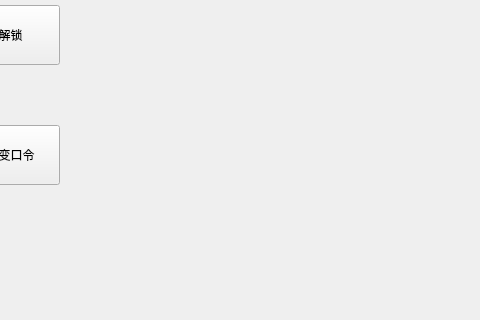
Before: the Qt Designer form lockunlock.ui in thewayI/tiny4412, drawn with Qt 5; both pictures show x 599 to 1079 and y 165 to 485 of the 1280 by 800 pixel window.
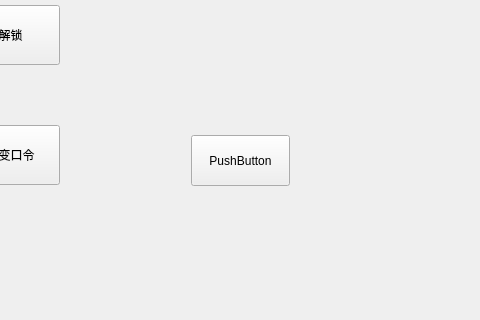
After: the same form once the commit is applied.

The edit to the form file:
```diff
--- a/lockunlock.ui
+++ b/lockunlock.ui
@@ -59,6 +59,19 @@
     <string>改变口令</string>
    </property>
   </widget>
+  <widget class="QPushButton" name="pushButton">
+   <property name="geometry">
+    <rect>
+     <x>790</x>
+     <y>300</y>
+     <width>99</width>
+     <height>51</height>
+    </rect>
+   </property>
+   <property name="text">
+    <string>PushButton</string>
+   </property>
+  </widget>
  </widget>
  <resources/>
  <connections/>
```
